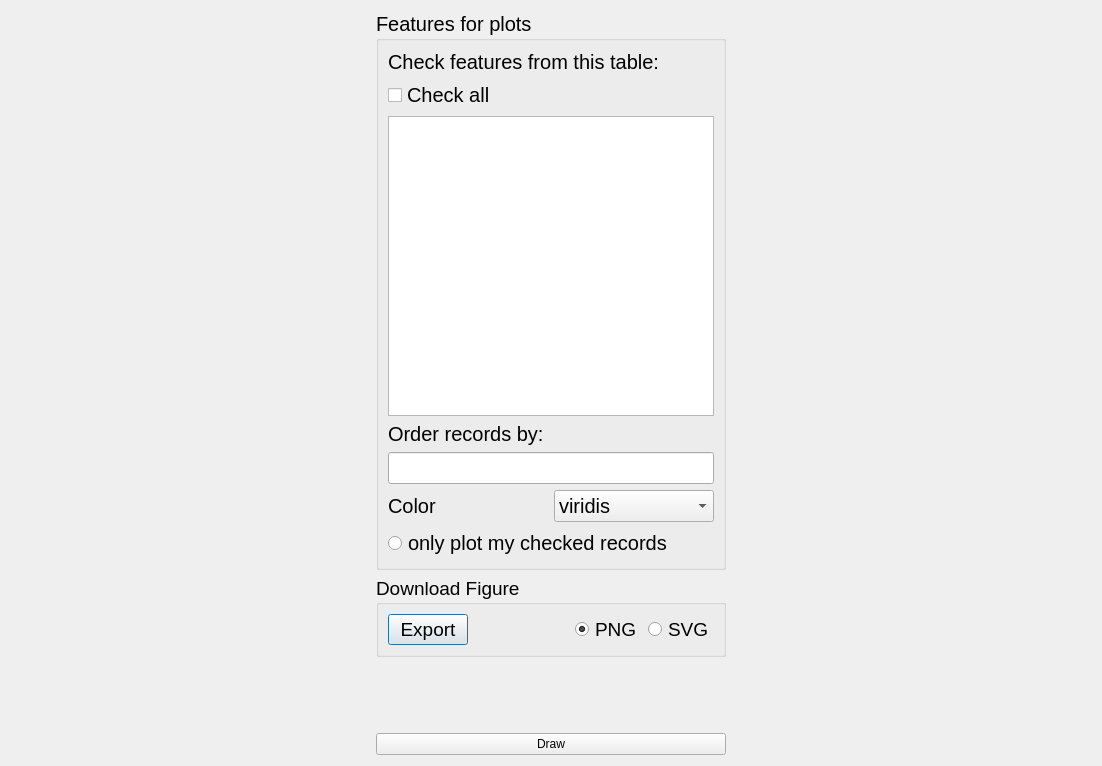
Above: HeatmapViewerdialog.ui from WilsonImmunologyLab/VGenes before the change. Below: the same form after it.
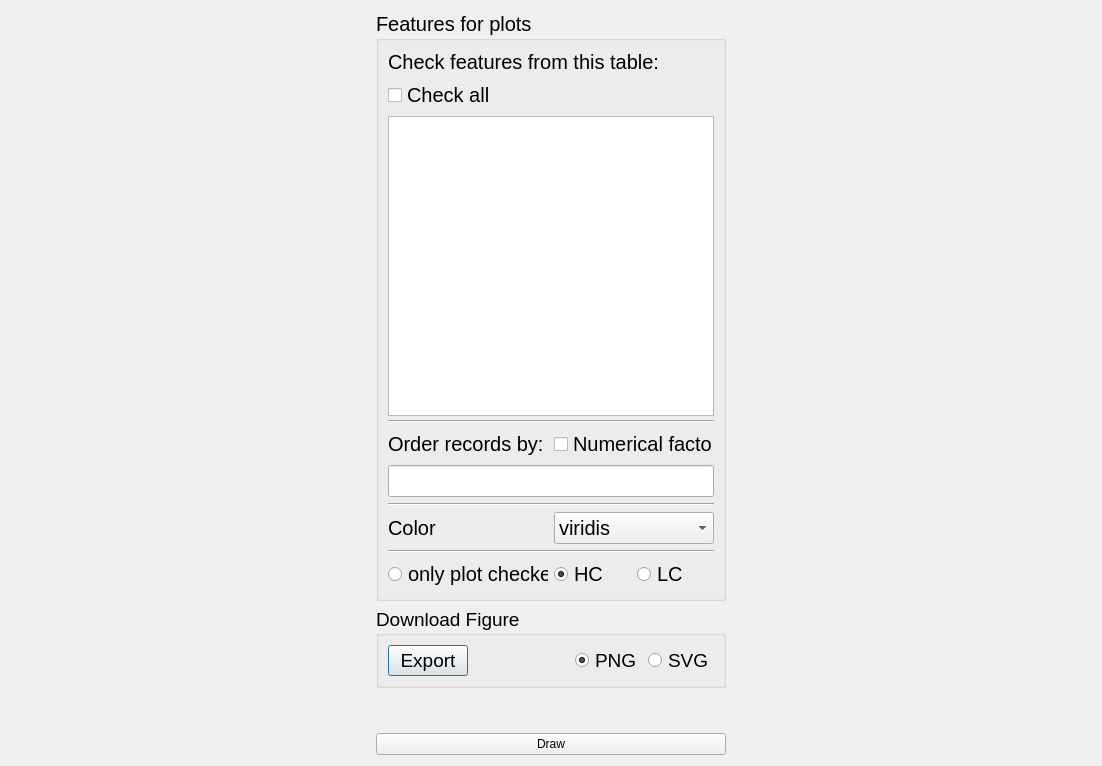
That is the form after the change.

Commit message: update HC/LC options for Heatmap viewer

```diff
--- a/HeatmapViewerdialog.ui
+++ b/HeatmapViewerdialog.ui
@@ -37,7 +37,7 @@
       <string>Features for plots</string>
      </property>
      <layout class="QGridLayout" name="gridLayout_2">
-      <item row="5" column="1">
+      <item row="7" column="1">
        <widget class="QComboBox" name="comboBoxColor">
         <property name="minimumSize">
          <size>
@@ -87,16 +87,67 @@
         </item>
        </widget>
       </item>
-      <item row="5" column="0">
+      <item row="9" column="1">
+       <layout class="QHBoxLayout" name="horizontalLayout">
+        <item>
+         <widget class="QRadioButton" name="radioButtonHC">
+          <property name="text">
+           <string>HC</string>
+          </property>
+          <property name="checked">
+           <bool>true</bool>
+          </property>
+          <property name="autoExclusive">
+           <bool>false</bool>
+          </property>
+         </widget>
+        </item>
+        <item>
+         <widget class="QRadioButton" name="radioButtonLC">
+          <property name="text">
+           <string>LC</string>
+          </property>
+          <property name="autoExclusive">
+           <bool>false</bool>
+          </property>
+         </widget>
+        </item>
+       </layout>
+      </item>
+      <item row="9" column="0">
+       <widget class="QRadioButton" name="radioButtonChecked">
+        <property name="text">
+         <string>only plot checked</string>
+        </property>
+        <property name="autoExclusive">
+         <bool>false</bool>
+        </property>
+       </widget>
+      </item>
+      <item row="7" column="0">
        <widget class="QLabel" name="label_3">
         <property name="text">
          <string>Color</string>
         </property>
        </widget>
       </item>
-      <item row="4" column="0" colspan="2">
+      <item row="6" column="0" colspan="2">
+       <widget class="Line" name="line">
+        <property name="orientation">
+         <enum>Qt::Horizontal</enum>
+        </property>
+       </widget>
+      </item>
+      <item row="5" column="0" colspan="2">
        <widget class="QLineEdit" name="lineEditGroup"/>
       </item>
+      <item row="1" column="0" colspan="2">
+       <widget class="QCheckBox" name="checkBoxAll">
+        <property name="text">
+         <string>Check all</string>
+        </property>
+       </widget>
+      </item>
       <item row="2" column="0" colspan="2">
        <widget class="QTableWidget" name="tableWidget">
         <property name="minimumSize">
@@ -114,24 +165,31 @@
         </property>
        </widget>
       </item>
+      <item row="8" column="0" colspan="2">
+       <widget class="Line" name="line_2">
+        <property name="orientation">
+         <enum>Qt::Horizontal</enum>
+        </property>
+       </widget>
+      </item>
       <item row="3" column="0" colspan="2">
+       <widget class="Line" name="line_3">
+        <property name="orientation">
+         <enum>Qt::Horizontal</enum>
+        </property>
+       </widget>
+      </item>
+      <item row="4" column="0">
        <widget class="QLabel" name="label_2">
         <property name="text">
          <string>Order records by:</string>
         </property>
        </widget>
       </item>
-      <item row="6" column="0" colspan="2">
-       <widget class="QRadioButton" name="radioButtonChecked">
+      <item row="4" column="1">
+       <widget class="QCheckBox" name="checkBoxNum">
         <property name="text">
-         <string>only plot my checked records</string>
-        </property>
-       </widget>
-      </item>
-      <item row="1" column="0" colspan="2">
-       <widget class="QCheckBox" name="checkBoxAll">
-        <property name="text">
-         <string>Check all</string>
+         <string>Numerical factor</string>
         </property>
        </widget>
       </item>
```
The commit also changes 2 other files.
